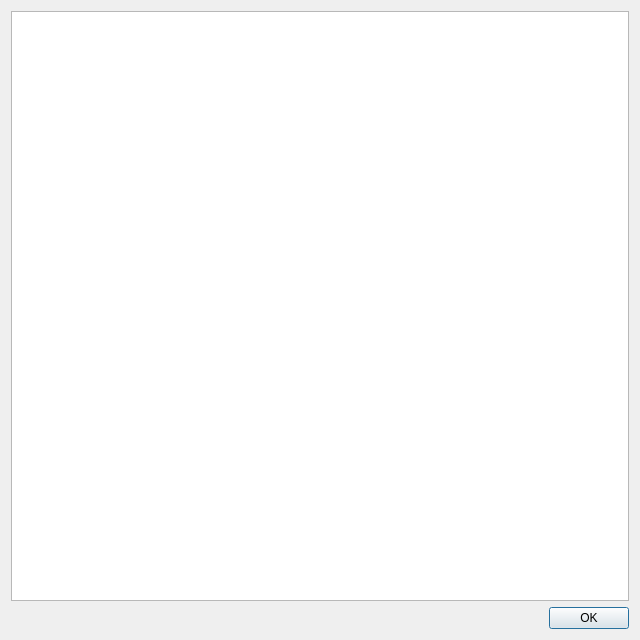
The window that src/candle/frmlog.ui (Denvi/Candle) describes before a commit, drawn with Qt 5.
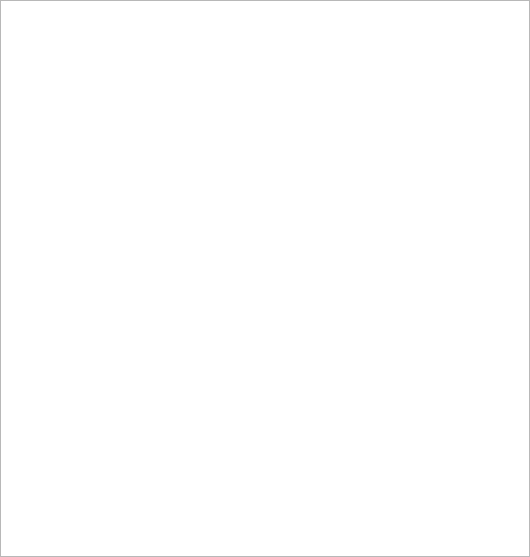
The same window after the commit.

The edit to the form file:
```diff
--- a/src/candle/frmlog.ui
+++ b/src/candle/frmlog.ui
@@ -1,19 +1,28 @@
 <?xml version="1.0" encoding="UTF-8"?>
 <ui version="4.0">
  <class>frmLog</class>
- <widget class="QDialog" name="frmLog">
+ <widget class="QWidget" name="frmLog">
   <property name="geometry">
    <rect>
     <x>0</x>
     <y>0</y>
-    <width>640</width>
-    <height>640</height>
+    <width>530</width>
+    <height>557</height>
    </rect>
   </property>
-  <property name="windowTitle">
-   <string>Logs</string>
-  </property>
-  <layout class="QVBoxLayout" name="_2">
+  <layout class="QVBoxLayout" name="verticalLayout">
+   <property name="leftMargin">
+    <number>0</number>
+   </property>
+   <property name="topMargin">
+    <number>0</number>
+   </property>
+   <property name="rightMargin">
+    <number>0</number>
+   </property>
+   <property name="bottomMargin">
+    <number>0</number>
+   </property>
    <item>
     <widget class="QPlainTextEdit" name="txtLog">
      <property name="readOnly">
@@ -21,30 +30,6 @@
      </property>
     </widget>
    </item>
-   <item>
-    <layout class="QHBoxLayout" name="horizontalLayout">
-     <item>
-      <spacer name="horizontalSpacer">
-       <property name="orientation">
-        <enum>Qt::Horizontal</enum>
-       </property>
-       <property name="sizeHint" stdset="0">
-        <size>
-         <width>40</width>
-         <height>20</height>
-        </size>
-       </property>
-      </spacer>
-     </item>
-     <item>
-      <widget class="QPushButton" name="cmdOk">
-       <property name="text">
-        <string>OK</string>
-       </property>
-      </widget>
-     </item>
-    </layout>
-   </item>
   </layout>
  </widget>
  <resources/>
```
